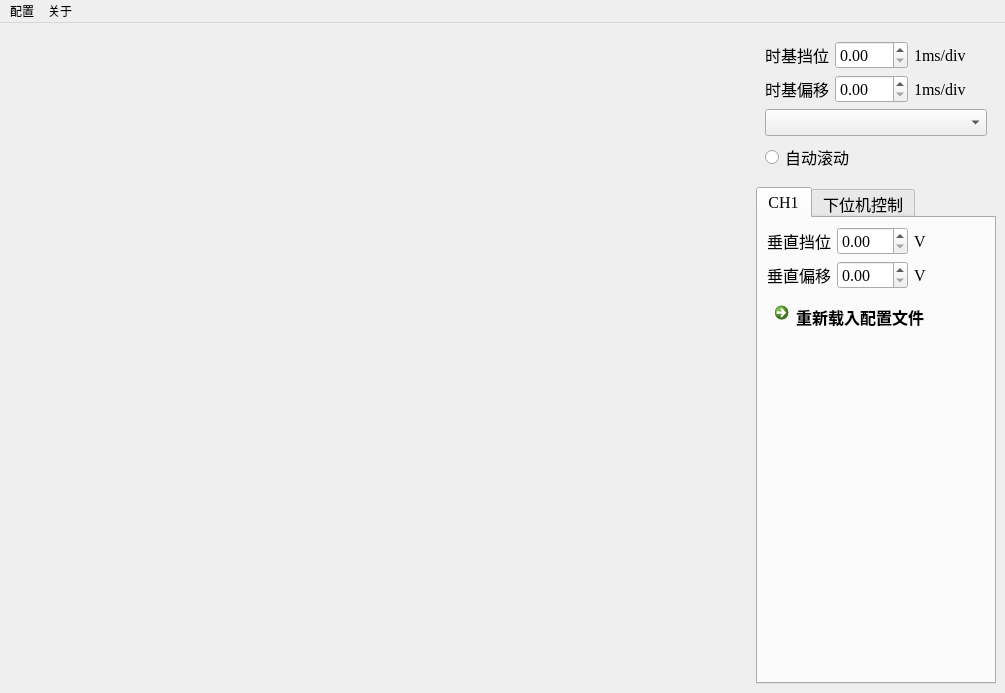
Above: src/ui/main_window.ui from MisakaMikoto128/UDP_Oscilloscope before the change. Below: the same form after it.
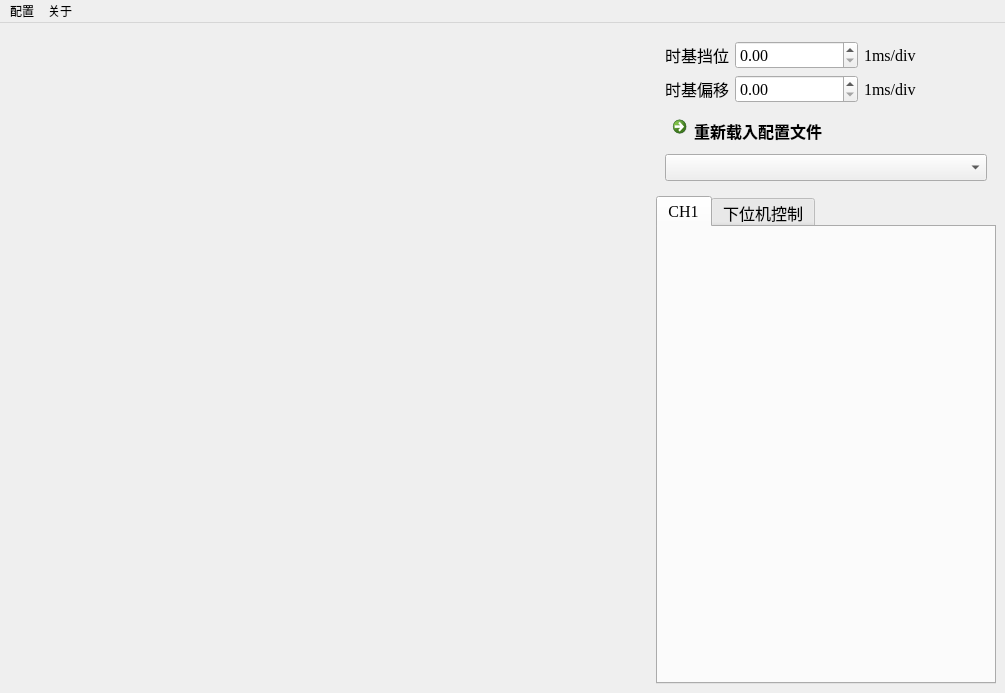
That is the form after the change.

Diff of the .ui file:
```diff
--- a/src/ui/main_window.ui
+++ b/src/ui/main_window.ui
@@ -20,20 +20,20 @@
       <item>
        <widget class="QWidget" name="global_ctrl_widget" native="true">
         <property name="sizePolicy">
-         <sizepolicy hsizetype="Fixed" vsizetype="Fixed">
+         <sizepolicy hsizetype="Preferred" vsizetype="Fixed">
           <horstretch>0</horstretch>
           <verstretch>0</verstretch>
          </sizepolicy>
         </property>
         <property name="minimumSize">
          <size>
-          <width>0</width>
+          <width>340</width>
           <height>0</height>
          </size>
         </property>
         <property name="maximumSize">
          <size>
-          <width>240</width>
+          <width>340</width>
           <height>16777215</height>
          </size>
         </property>
@@ -50,7 +50,7 @@
          </font>
         </property>
         <layout class="QGridLayout" name="gridLayout_3">
-         <item row="1" column="0">
+         <item row="2" column="0">
           <widget class="QComboBox" name="ch_setting_comboBox"/>
          </item>
          <item row="0" column="0">
@@ -141,10 +141,22 @@
            </item>
           </layout>
          </item>
-         <item row="2" column="0">
-          <widget class="QRadioButton" name="radioButton">
+         <item row="1" column="0">
+          <widget class="QCommandLinkButton" name="reload_conf_btn">
+           <property name="sizePolicy">
+            <sizepolicy hsizetype="Preferred" vsizetype="Fixed">
+             <horstretch>0</horstretch>
+             <verstretch>0</verstretch>
+            </sizepolicy>
+           </property>
+           <property name="font">
+            <font>
+             <family>Times New Roman</family>
+             <pointsize>12</pointsize>
+            </font>
+           </property>
            <property name="text">
-            <string>自动滚动</string>
+            <string>重新载入配置文件</string>
            </property>
           </widget>
          </item>
@@ -154,20 +166,20 @@
       <item>
        <widget class="QTabWidget" name="ch_ctrl_widget">
         <property name="sizePolicy">
-         <sizepolicy hsizetype="Fixed" vsizetype="Expanding">
+         <sizepolicy hsizetype="Preferred" vsizetype="Expanding">
           <horstretch>0</horstretch>
           <verstretch>0</verstretch>
          </sizepolicy>
         </property>
         <property name="minimumSize">
          <size>
-          <width>240</width>
+          <width>340</width>
           <height>0</height>
          </size>
         </property>
         <property name="maximumSize">
          <size>
-          <width>240</width>
+          <width>340</width>
           <height>16777215</height>
          </size>
         </property>
@@ -184,140 +196,7 @@
          <attribute name="title">
           <string>CH1</string>
          </attribute>
-         <layout class="QGridLayout" name="gridLayout_5">
-          <item row="0" column="0">
-           <layout class="QGridLayout" name="gridLayout_2">
-            <item row="0" column="1">
-             <widget class="QDoubleSpinBox" name="vert_div_spinbox">
-              <property name="sizePolicy">
-               <sizepolicy hsizetype="Preferred" vsizetype="Fixed">
-                <horstretch>0</horstretch>
-                <verstretch>0</verstretch>
-               </sizepolicy>
-              </property>
-              <property name="font">
-               <font>
-                <family>Times New Roman</family>
-                <pointsize>12</pointsize>
-               </font>
-              </property>
-             </widget>
-            </item>
-            <item row="0" column="0">
-             <widget class="QLabel" name="label_3">
-              <property name="sizePolicy">
-               <sizepolicy hsizetype="Fixed" vsizetype="Preferred">
-                <horstretch>0</horstretch>
-                <verstretch>0</verstretch>
-               </sizepolicy>
-              </property>
-              <property name="font">
-               <font>
-                <family>Times New Roman</family>
-                <pointsize>12</pointsize>
-               </font>
-              </property>
-              <property name="text">
-               <string>垂直挡位</string>
-              </property>
-             </widget>
-            </item>
-            <item row="0" column="2">
-             <widget class="QLabel" name="vert_div_unit_label">
-              <property name="font">
-               <font>
-                <family>Times New Roman</family>
-                <pointsize>12</pointsize>
-               </font>
-              </property>
-              <property name="text">
-               <string>V</string>
-              </property>
-             </widget>
-            </item>
-            <item row="1" column="0">
-             <widget class="QLabel" name="label_4">
-              <property name="sizePolicy">
-               <sizepolicy hsizetype="Fixed" vsizetype="Preferred">
-                <horstretch>0</horstretch>
-                <verstretch>0</verstretch>
-               </sizepolicy>
-              </property>
-              <property name="font">
-               <font>
-                <family>Times New Roman</family>
-                <pointsize>12</pointsize>
-               </font>
-              </property>
-              <property name="text">
-               <string>垂直偏移</string>
-              </property>
-             </widget>
-            </item>
-            <item row="1" column="1">
-             <widget class="QDoubleSpinBox" name="vert_div_offset_spinbox">
-              <property name="sizePolicy">
-               <sizepolicy hsizetype="Preferred" vsizetype="Fixed">
-                <horstretch>0</horstretch>
-                <verstretch>0</verstretch>
-               </sizepolicy>
-              </property>
-              <property name="font">
-               <font>
-                <family>Times New Roman</family>
-                <pointsize>12</pointsize>
-               </font>
-              </property>
-             </widget>
-            </item>
-            <item row="1" column="2">
-             <widget class="QLabel" name="vert_div_unit_label_2">
-              <property name="font">
-               <font>
-                <family>Times New Roman</family>
-                <pointsize>12</pointsize>
-               </font>
-              </property>
-              <property name="text">
-               <string>V</string>
-              </property>
-             </widget>
-            </item>
-           </layout>
-          </item>
-          <item row="1" column="0">
-           <widget class="QCommandLinkButton" name="reload_conf_btn">
-            <property name="font">
-             <font>
-              <family>Times New Roman</family>
-              <pointsize>12</pointsize>
-             </font>
-            </property>
-            <property name="text">
-             <string>重新载入配置文件</string>
-            </property>
-           </widget>
-          </item>
-          <item row="2" column="0">
-           <spacer name="verticalSpacer">
-            <property name="font">
-             <font>
-              <family>Times New Roman</family>
-              <pointsize>12</pointsize>
-             </font>
-            </property>
-            <property name="orientation">
-             <enum>Qt::Vertical</enum>
-            </property>
-            <property name="sizeHint" stdset="0">
-             <size>
-              <width>20</width>
-              <height>40</height>
-             </size>
-            </property>
-           </spacer>
-          </item>
-         </layout>
+         <layout class="QGridLayout" name="gridLayout_5"/>
         </widget>
         <widget class="QWidget" name="tab_ctrl">
          <attribute name="title">
```
